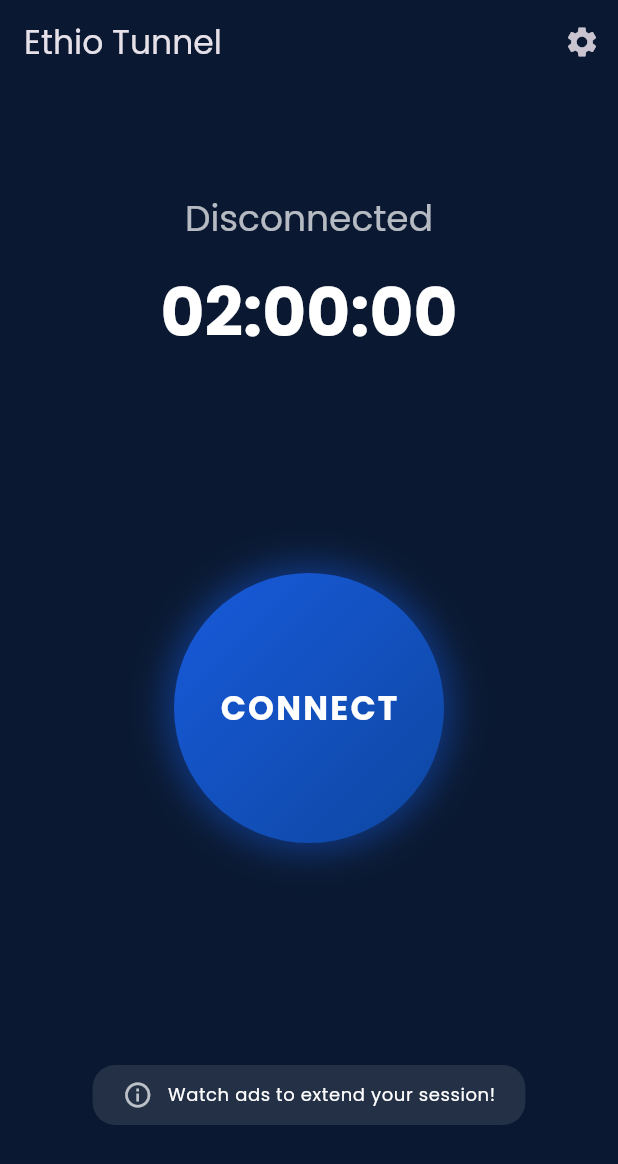
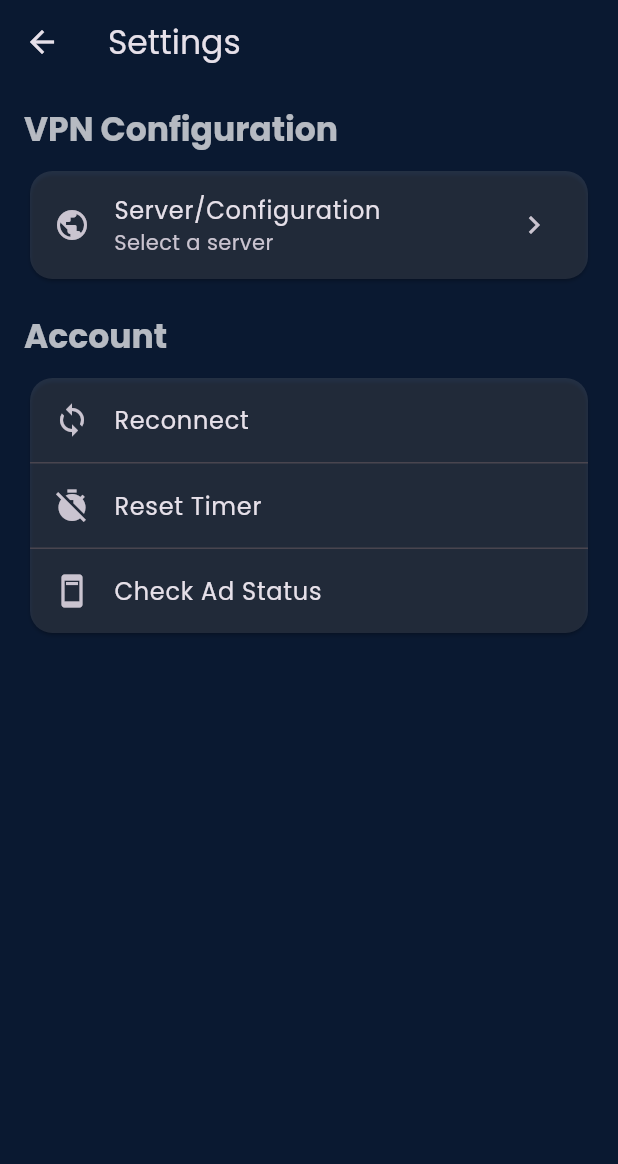
Before and after one commit to could-ai/019a2030-835e-7c6a-9c5d-095c9c16fcf5, a Flutter app: the DashboardPage screen opened directly, after a tap on the "settings" icon, on a phone screen of 412 x 824 dp. Shown: the top 1164 px of the screen. Run offline on Flutter 3.47's test engine with Material 3 defaults, Android fonts, the phone set to English and light mode, and no system bars; our stand-ins replace google_fonts.

Commit message:
I've updated `lib/main.dart` to enable navigation to the new Settings page. I imported the `settings_page.dart` file and modified the `onPressed` callback of the settings `IconButton` in the `DashboardPage`'s `AppBar`. It now uses `Navigator.push` to open the `SettingsPage`, allowing users to access the app's configuration options.; I have created a new `SettingsPage` in the file `lib/settings_page.dart`. This page provides the user with essential controls for the VPN application, structured in a clean and organized manner. The UI is designed to be consistent with the app's dark blue theme, featuring sections for 'VPN Configuration' and 'Account'. Within these sections, users can find options to select a server, reconnect, reset the timer, and check their ad status. This lays the groundwork for implementing the core configuration and management features of the app.

```diff
--- a/usr/lib/main.dart
+++ b/usr/lib/main.dart
@@ -1,3 +1,4 @@
+import 'package:ethio_tunnel/settings_page.dart';
 import 'package:flutter/material.dart';
 import 'package:google_fonts/google_fonts.dart';
 import 'package:url_launcher/url_launcher.dart';
@@ -139,7 +140,9 @@ class _DashboardPageState extends State<DashboardPage> {
           IconButton(
             icon: const Icon(Icons.settings),
             onPressed: () {
-              // Navigate to settings page
+              Navigator.of(context).push(
+                MaterialPageRoute(builder: (context) => const SettingsPage()),
+              );
             },
           ),
         ],
--- /dev/null
+++ b/usr/lib/settings_page.dart
@@ -0,0 +1,87 @@
+import 'package:flutter/material.dart';
+
+class SettingsPage extends StatelessWidget {
+  const SettingsPage({super.key});
+
+  @override
+  Widget build(BuildContext context) {
+    return Scaffold(
+      appBar: AppBar(
+        title: const Text('Settings'),
+        backgroundColor: Colors.transparent,
+        elevation: 0,
+      ),
+      body: ListView(
+        padding: const EdgeInsets.all(16.0),
+        children: [
+          _buildSectionTitle(context, 'VPN Configuration'),
+          _buildSettingsCard(
+            child: ListTile(
+              leading: const Icon(Icons.public),
+              title: const Text('Server/Configuration'),
+              subtitle: const Text('Select a server'),
+              trailing: const Icon(Icons.chevron_right),
+              onTap: () {
+                // Navigate to server selection page
+              },
+            ),
+          ),
+          const SizedBox(height: 20),
+          _buildSectionTitle(context, 'Account'),
+          _buildSettingsCard(
+            child: Column(
+              children: [
+                ListTile(
+                  leading: const Icon(Icons.sync),
+                  title: const Text('Reconnect'),
+                  onTap: () {
+                    // Add reconnect logic
+                  },
+                ),
+                const Divider(height: 1),
+                ListTile(
+                  leading: const Icon(Icons.timer_off),
+                  title: const Text('Reset Timer'),
+                  onTap: () {
+                    // Add reset timer logic
+                  },
+                ),
+                const Divider(height: 1),
+                ListTile(
+                  leading: const Icon(Icons.ad_units),
+                  title: const Text('Check Ad Status'),
+                  onTap: () {
+                    // Navigate to ad status page or show a dialog
+                  },
+                ),
+              ],
+            ),
+          ),
+        ],
+      ),
+    );
+  }
+
+  Widget _buildSectionTitle(BuildContext context, String title) {
+    return Padding(
+      padding: const EdgeInsets.only(bottom: 10.0),
+      child: Text(
+        title,
+        style: Theme.of(context).textTheme.titleLarge?.copyWith(
+              color: Colors.white70,
+              fontWeight: FontWeight.bold,
+            ),
+      ),
+    );
+  }
+
+  Widget _buildSettingsCard({required Widget child}) {
+    return Card(
+      color: Colors.white.withOpacity(0.1),
+      shape: RoundedRectangleBorder(
+        borderRadius: BorderRadius.circular(15),
+      ),
+      child: child,
+    );
+  }
+}
```
